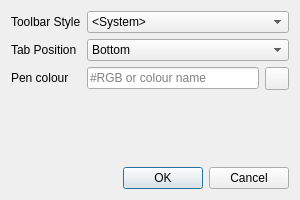
First picture: the form in gui/optionsdialog.ui, repository librehat/caiga, before the edit.
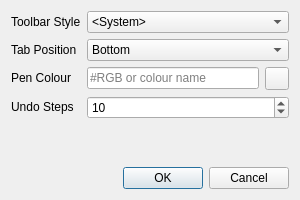
Second picture: the form after the edit. Icons and pictures are not drawn.

Commit message: add undo steps to settings/options.

```diff
--- a/gui/optionsdialog.ui
+++ b/gui/optionsdialog.ui
@@ -80,7 +80,7 @@
       </sizepolicy>
      </property>
      <property name="text">
-      <string>Pen colour</string>
+      <string>Pen Colour</string>
      </property>
     </widget>
    </item>
@@ -99,7 +99,7 @@
      </property>
     </widget>
    </item>
-   <item row="3" column="1" colspan="2" alignment="Qt::AlignBottom">
+   <item row="4" column="1" colspan="2" alignment="Qt::AlignBottom">
     <widget class="QDialogButtonBox" name="buttonBox">
      <property name="orientation">
       <enum>Qt::Horizontal</enum>
@@ -175,6 +175,32 @@
      </item>
     </widget>
    </item>
+   <item row="3" column="0">
+    <widget class="QLabel" name="undoStepsLabel">
+     <property name="sizePolicy">
+      <sizepolicy hsizetype="Preferred" vsizetype="Fixed">
+       <horstretch>0</horstretch>
+       <verstretch>0</verstretch>
+      </sizepolicy>
+     </property>
+     <property name="text">
+      <string>Undo Steps</string>
+     </property>
+    </widget>
+   </item>
+   <item row="3" column="1" colspan="2">
+    <widget class="QSpinBox" name="undoStepsSpinBox">
+     <property name="toolTip">
+      <string>Cautious: More steps will consume more RAM.</string>
+     </property>
+     <property name="minimum">
+      <number>1</number>
+     </property>
+     <property name="value">
+      <number>10</number>
+     </property>
+    </widget>
+   </item>
   </layout>
  </widget>
  <resources/>
```
Left out of the diff: 8 changed lines with no effect on the pictures. The commit also changes 6 other files.
